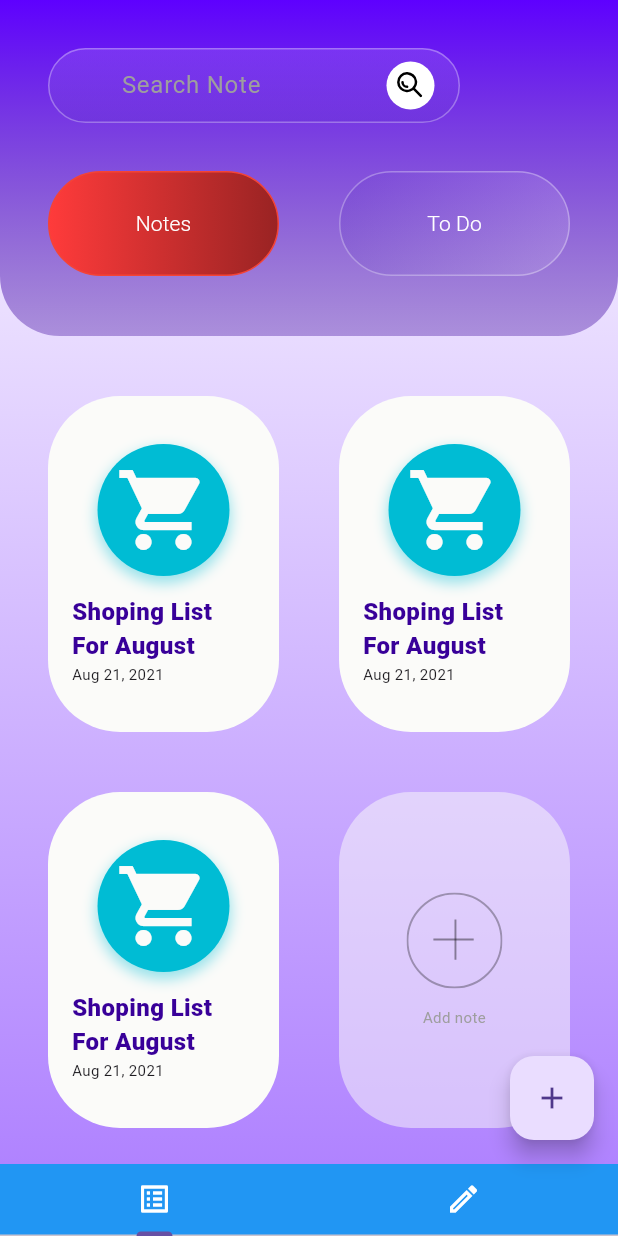
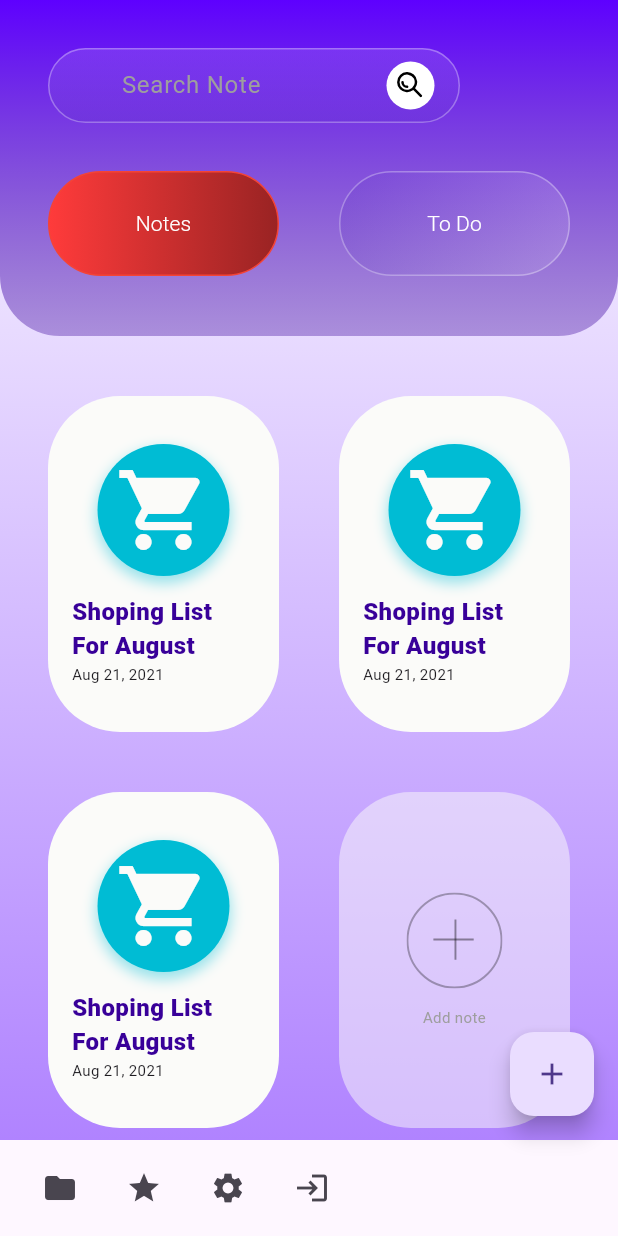
Before and after one commit to Quikler/quik-note, a Flutter app: the screen it shows after launch, on a phone screen of 412 x 824 dp. Run offline on Flutter 3.47's test engine with Material 3 defaults, Android fonts, the phone set to English and light mode, and no system bars; our stand-ins replace flutter_svg, sqflite, sqflite_common_ffi; accounts and stored records are empty.

Commit message:
refactor: Remove tab related stuff from main.dart since don't need it

```diff
--- a/lib/forms/create_note_form.dart
+++ b/lib/forms/create_note_form.dart
@@ -33,7 +33,6 @@ class _CreateNoteFormState extends State<CreateNoteForm> {
 
       MyApp.homePageStateKey.currentState?.setState(() {
         MyApp.homePageStateKey.currentState?.notes.add(newNoteWithId);
-        MyApp.homePageStateKey.currentState?.tabController?.animateTo(0);
       });
     }
   }
--- a/lib/main.dart
+++ b/lib/main.dart
@@ -2,10 +2,8 @@ import 'package:flutter/material.dart';
 import 'package:quik_note/widgets/app_bar.dart';
 
 import 'data/db.dart';
-import 'forms/create_note_form.dart';
 import 'models/note.dart';
 import 'widgets/add_note_card.dart';
-import 'widgets/note.dart';
 import 'package:sqflite_common_ffi/sqflite_ffi.dart';
 
 import 'widgets/note_card.dart';
@@ -47,8 +45,6 @@ class MyHomePage extends StatefulWidget {
 
 class _MyHomePageState extends State<MyHomePage>
     with SingleTickerProviderStateMixin {
-  TabController? tabController;
-
   List<Note> notes = [];
 
   void _loadNotes() async {
@@ -71,7 +67,6 @@ class _MyHomePageState extends State<MyHomePage>
   @override
   void initState() {
     super.initState();
-    tabController = TabController(vsync: this, length: 2);
     _loadNotes();
   }
 
@@ -79,14 +74,18 @@ class _MyHomePageState extends State<MyHomePage>
   Widget build(BuildContext context) {
     return Scaffold(
       //backgroundColor: Colors.red,
-      bottomNavigationBar: Container(
-        color: Colors.blue,
-        child: TabBar(
-          controller: tabController,
-          tabs: <Widget>[
-            Tab(icon: Icon(Icons.list_alt, color: Colors.white)),
-            Tab(icon: Icon(Icons.create_outlined, color: Colors.white)),
-          ],
+      bottomNavigationBar: IntrinsicHeight(
+        child: Container(
+          padding: EdgeInsets.symmetric(vertical: 8, horizontal: 16),
+          child: Row(
+            spacing: 8,
+            children: [
+              IconButton(onPressed: () {}, icon: Icon(Icons.folder)),
+              IconButton(onPressed: () {}, icon: Icon(Icons.star)),
+              IconButton(onPressed: () {}, icon: Icon(Icons.settings)),
+              IconButton(onPressed: () {}, icon: Icon(Icons.login)),
+            ],
+          ),
         ),
       ),
       //appBar: AppBar(
@@ -108,20 +107,16 @@ class _MyHomePageState extends State<MyHomePage>
             Align(alignment: Alignment.topCenter, child: AppBarWidget()),
             Expanded(
               child: Container(
-                //height: MediaQuery.of(context).size.height,
-                //margin: EdgeInsets.all(16),
                 margin: EdgeInsets.only(
                   top: 40,
                   bottom: 0,
                   left: 32,
                   right: 32,
                 ),
-                child: TabBarView(
-                  controller: tabController,
+                child: Column(
                   children: <Widget>[
                     ListView(
-                      //crossAxisAlignment: CrossAxisAlignment.stretch,
-                      //mainAxisAlignment: MainAxisAlignment.start,
+                      shrinkWrap: true,
                       children: [
                         Padding(
                           padding: EdgeInsets.only(bottom: 40),
@@ -150,20 +145,7 @@ class _MyHomePageState extends State<MyHomePage>
                         ),
                       ],
                     ),
-                    //Column(
-                    //crossAxisAlignment: CrossAxisAlignment.stretch,
-                    //mainAxisAlignment: MainAxisAlignment.start,
-                    //children: notes.map((n) {
-                    //return NoteWidget(
-                    //id: n.id,
-                    //title: n.title,
-                    //content: n.content,
-                    //creationTime: n.creationTime,
-                    //onNoteDelete: _handleDeleteNote,
-                    //);
-                    //}).toList(),
-                    //),
-                    CreateNoteForm(),
+                    //CreateNoteForm(),
                   ],
                 ),
               ),
```
